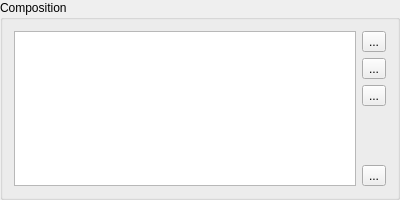
First picture: the form in src/mixcontrol.ui, repository hobrasoft/simul6, before the edit.
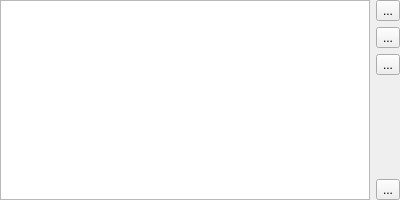
Second picture: the form after the edit. Custom widgets are drawn as their Qt base class.

The edit to the form file:
```diff
--- a/src/mixcontrol.ui
+++ b/src/mixcontrol.ui
@@ -1,7 +1,7 @@
 <?xml version="1.0" encoding="UTF-8"?>
 <ui version="4.0">
  <class>MixControl</class>
- <widget class="QGroupBox" name="MixControl">
+ <widget class="QWidget" name="MixControl">
   <property name="geometry">
    <rect>
     <x>0</x>
@@ -11,12 +11,21 @@
    </rect>
   </property>
   <property name="windowTitle">
-   <string>GroupBox</string>
-  </property>
-  <property name="title">
    <string>Composition</string>
   </property>
   <layout class="QGridLayout" name="gridLayout">
+   <property name="leftMargin">
+    <number>0</number>
+   </property>
+   <property name="topMargin">
+    <number>0</number>
+   </property>
+   <property name="rightMargin">
+    <number>0</number>
+   </property>
+   <property name="bottomMargin">
+    <number>0</number>
+   </property>
    <item row="2" column="1">
     <widget class="QToolButton" name="f_edit">
      <property name="sizePolicy">
```
